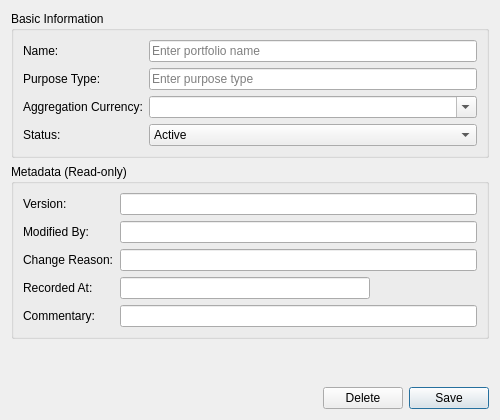
Above: projects/ores.qt/ui/PortfolioDetailDialog.ui from OreStudio/OreStudio before the change. Below: the same form after it.
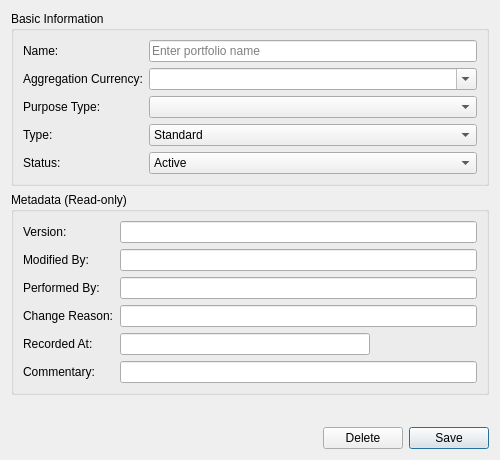
That is the form after the change.

Commit message: [qt] UI fixes: spelling, bug fixes, book/portfolio widgets, performed_by

The edit to the form file:
```diff
--- a/projects/ores.qt/ui/PortfolioDetailDialog.ui
+++ b/projects/ores.qt/ui/PortfolioDetailDialog.ui
@@ -7,7 +7,7 @@
     <x>0</x>
     <y>0</y>
     <width>500</width>
-    <height>420</height>
+    <height>460</height>
    </rect>
   </property>
   <property name="sizePolicy">
@@ -47,41 +47,58 @@
        </widget>
       </item>
       <item row="1" column="0">
-       <widget class="QLabel" name="label_purposeTypeEdit">
-        <property name="text">
-         <string>Purpose Type:</string>
-        </property>
-       </widget>
-      </item>
-      <item row="1" column="1">
-       <widget class="QLineEdit" name="purposeTypeEdit">
-        <property name="placeholderText">
-         <string>Enter purpose type</string>
-        </property>
-       </widget>
-      </item>
-      <item row="2" column="0">
        <widget class="QLabel" name="label_aggregationCcyCombo">
         <property name="text">
          <string>Aggregation Currency:</string>
         </property>
        </widget>
       </item>
-      <item row="2" column="1">
+      <item row="1" column="1">
        <widget class="QComboBox" name="aggregationCcyCombo">
         <property name="editable">
          <bool>true</bool>
         </property>
        </widget>
       </item>
+      <item row="2" column="0">
+       <widget class="QLabel" name="label_purposeTypeCombo">
+        <property name="text">
+         <string>Purpose Type:</string>
+        </property>
+       </widget>
+      </item>
+      <item row="2" column="1">
+       <widget class="QComboBox" name="purposeTypeCombo"/>
+      </item>
       <item row="3" column="0">
+       <widget class="QLabel" name="label_portfolioTypeCombo">
+        <property name="text">
+         <string>Type:</string>
+        </property>
+       </widget>
+      </item>
+      <item row="3" column="1">
+       <widget class="QComboBox" name="portfolioTypeCombo">
+        <item>
+         <property name="text">
+          <string>Standard</string>
+         </property>
+        </item>
+        <item>
+         <property name="text">
+          <string>Virtual</string>
+         </property>
+        </item>
+       </widget>
+      </item>
+      <item row="4" column="0">
        <widget class="QLabel" name="label_statusCombo">
         <property name="text">
          <string>Status:</string>
         </property>
        </widget>
       </item>
-      <item row="3" column="1">
+      <item row="4" column="1">
        <widget class="QComboBox" name="statusCombo">
         <item>
          <property name="text">
@@ -138,27 +155,41 @@
        </widget>
       </item>
       <item row="2" column="0">
+       <widget class="QLabel" name="labelPerformedBy">
+        <property name="text">
+         <string>Performed By:</string>
+        </property>
+       </widget>
+      </item>
+      <item row="2" column="1">
+       <widget class="QLineEdit" name="performedByEdit">
+        <property name="readOnly">
+         <bool>true</bool>
+        </property>
+       </widget>
+      </item>
+      <item row="3" column="0">
        <widget class="QLabel" name="labelChangeReason">
         <property name="text">
          <string>Change Reason:</string>
         </property>
        </widget>
       </item>
-      <item row="2" column="1">
+      <item row="3" column="1">
        <widget class="QLineEdit" name="changeReasonEdit">
         <property name="readOnly">
          <bool>true</bool>
         </property>
        </widget>
       </item>
-      <item row="3" column="0">
+      <item row="4" column="0">
        <widget class="QLabel" name="labelRecordedAt">
         <property name="text">
          <string>Recorded At:</string>
         </property>
        </widget>
       </item>
-      <item row="3" column="1">
+      <item row="4" column="1">
        <widget class="QLineEdit" name="recordedAtEdit">
         <property name="readOnly">
          <bool>true</bool>
@@ -171,14 +202,14 @@
         </property>
        </widget>
       </item>
-      <item row="4" column="0">
+      <item row="5" column="0">
        <widget class="QLabel" name="labelCommentary">
         <property name="text">
          <string>Commentary:</string>
         </property>
        </widget>
       </item>
-      <item row="4" column="1">
+      <item row="5" column="1">
        <widget class="QLineEdit" name="commentaryEdit">
         <property name="readOnly">
          <bool>true</bool>
```
The commit also changes 31 other files.
